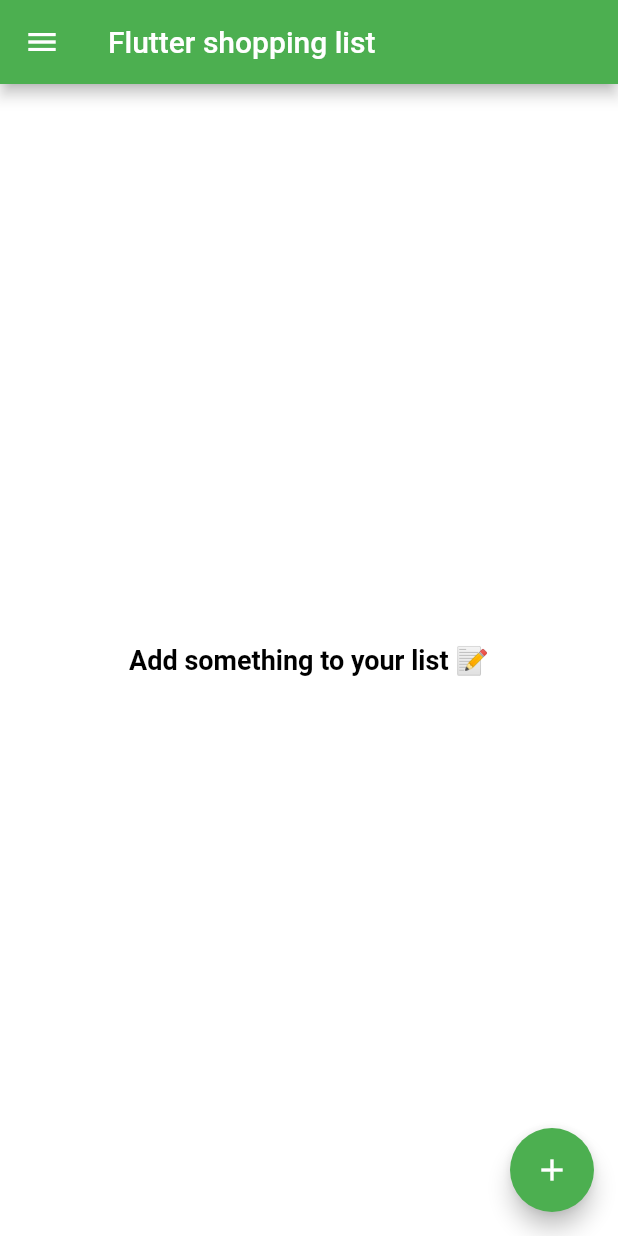
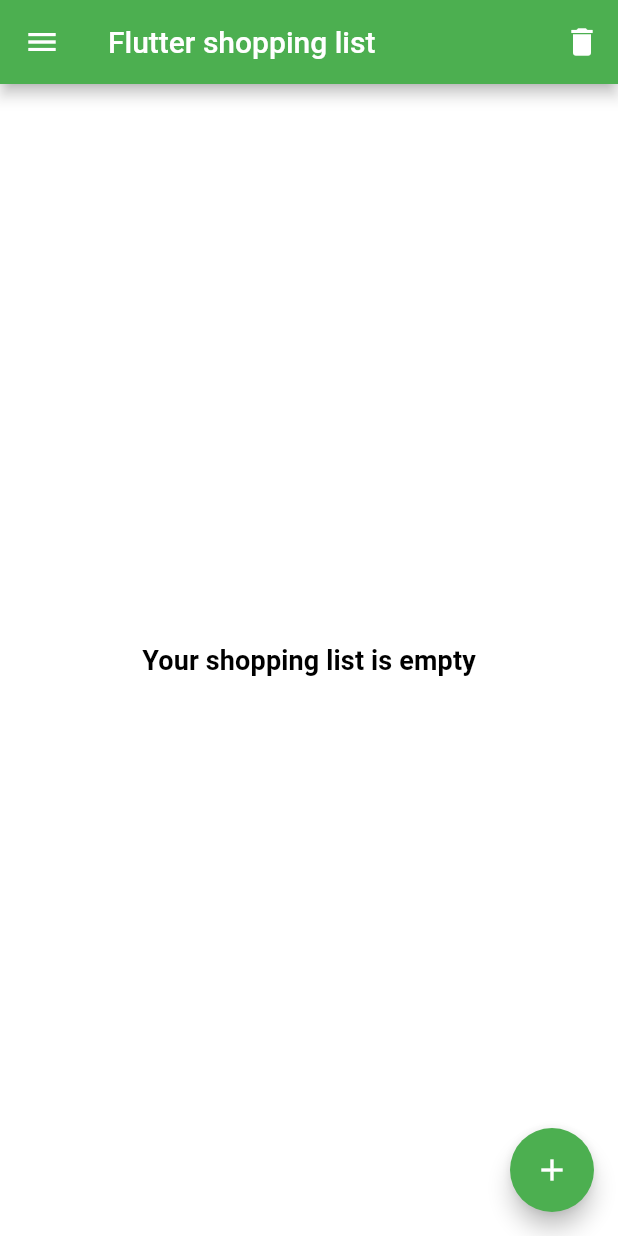
Before and after one commit to t-girniak/Flutter-Shopping-List-BLoC-Freezed-, a Flutter app: the screen it shows after launch, on a phone screen of 412 x 824 dp. Run offline on Flutter 3.47's test engine with Material 2 defaults, Android fonts, the phone set to English and light mode, and no system bars; our stand-ins replace bloc, dynamic_theme, flutter_bloc, flutter_colorpicker, freezed_annotation, get_it and 2 more; accounts and stored records are empty; generated files the repository leaves out were written again.

Commit message:
Basic app functional completed
Added Hive as a main database storage.
Using BLoC as an architecture pattern.
Using Freezed for a data classes.
Added color picker widget.
Added dark mode switch.

```diff
--- a/lib/main.dart
+++ b/lib/main.dart
@@ -1,16 +1,41 @@
+import 'dart:io';
+
 import 'package:dynamic_theme/dynamic_theme.dart';
 import 'package:flutter/material.dart';
 import 'package:flutter_bloc/flutter_bloc.dart';
+import 'package:flutter_shopping_list/di/get_it_dependencies.dart';
+import 'package:flutter_shopping_list/models/hive/hive_core.dart';
 import 'package:flutter_shopping_list/screens/shopping_list/cubit/shopping_list_cubit/shopping_list_cubit.dart';
+import 'package:flutter_shopping_list/screens/shopping_list/local_widgets/edit_item_sheet/cubit/edit_item_cubit.dart';
 import 'package:flutter_shopping_list/screens/shopping_list_screen.dart';
 import 'package:flutter_shopping_list/themes/constants/themes.dart';
 import 'package:flutter_shopping_list/widgets/drawers/app_drawer/cubit/app_drawer_cubit.dart';
+import 'package:get_it/get_it.dart';
+import 'package:hive/hive.dart';
+import 'package:path_provider/path_provider.dart';
 
-void main() {
-  runApp(MyApp());
+import 'models/hive/shopping_item/shopping_item_hive.dart';
+
+Future<void> main() async {
+  return runApp(App());
 }
 
-class MyApp extends StatelessWidget {
+class App extends StatefulWidget {
+  App({Key key}) : super(key: key);
+
+  @override
+  _AppState createState() {
+    return _AppState();
+  }
+}
+
+class _AppState extends State<App> {
+  @override
+  initState() {
+    registerDependencies();
+    super.initState();
+  }
+
   @override
   Widget build(BuildContext context) {
     return DynamicTheme(
@@ -28,8 +53,20 @@ class MyApp extends StatelessWidget {
               BlocProvider(
                 create: (BuildContext context) => AppDrawerCubit(),
               ),
+              BlocProvider<EditItemCubit>(
+                create: (BuildContext context) => EditItemCubit(),
+              ),
             ],
-            child: ShoppingListScreen(),
+            child: FutureBuilder(
+              future: GetIt.instance.allReady(),
+              builder: (BuildContext context, AsyncSnapshot snapshot) {
+                if (snapshot.hasData) {
+                  return ShoppingListScreen();
+                } else {
+                  return Container();
+                }
+              },
+            ),
           ),
         );
       },
--- a/lib/models/shopping_item/shopping_item.dart
+++ b/lib/models/shopping_item/shopping_item.dart
@@ -1,5 +1,6 @@
 import 'dart:ui';
 
+import 'package:flutter/material.dart';
 import 'package:freezed_annotation/freezed_annotation.dart';
 part 'shopping_item.freezed.dart';
 
@@ -8,6 +9,7 @@ abstract class ShoppingItem with _$ShoppingItem {
   const factory ShoppingItem({
     @required String title,
     int quantity,
-    Color color,
+    @Default(Color.fromARGB(255, 0, 170, 255)) Color color,
+    @Default(false) bool checked,
   }) = _ShoppingItem;
 }
--- a/lib/screens/shopping_list/cubit/shopping_list_cubit/shopping_list_state.dart
+++ b/lib/screens/shopping_list/cubit/shopping_list_cubit/shopping_list_state.dart
@@ -7,9 +7,11 @@ abstract class ShoppingListState with _$ShoppingListState {
   const factory ShoppingListState.loaded({
     @Default(<ShoppingItem>[]) List<ShoppingItem> items,
   }) = _ShoppingListLoaded;
+
   const factory ShoppingListState.loading({
     @Default(<ShoppingItem>[]) List<ShoppingItem> items,
   }) = _ShoppingListLoading;
+
   const factory ShoppingListState.error({
     @Default(<ShoppingItem>[]) List<ShoppingItem> items,
   }) = _ShoppingListError;
--- a/lib/screens/shopping_list/local_widgets/edit_item_sheet/cubit/edit_item_state.dart
+++ b/lib/screens/shopping_list/local_widgets/edit_item_sheet/cubit/edit_item_state.dart
@@ -5,11 +5,18 @@ part 'edit_item_state.freezed.dart';
 
 @freezed
 abstract class EditItemState with _$EditItemState {
+  const factory EditItemState.saved({
+    ShoppingItem shoppingItem,
+  }) = _ItemSaved;
+
   const factory EditItemState.updated({
     ShoppingItem shoppingItem,
   }) = _ItemUpdated;
 
   const factory EditItemState.initial({
-    @Default(ShoppingItem(title: '')) ShoppingItem shoppingItem,
+    @Default(ShoppingItem(
+      title: '',
+    ))
+        ShoppingItem shoppingItem,
   }) = _ItemInitial;
 }
--- a/lib/screens/shopping_list_screen.dart
+++ b/lib/screens/shopping_list_screen.dart
@@ -30,7 +30,17 @@ class _ShoppingListScreenState extends State<ShoppingListScreen> {
   Widget build(BuildContext context) {
     return Scaffold(
       appBar: AppBar(
-        title: Text('Flutter shopping list'),
+        actions: [
+          IconButton(
+            icon: Icon(
+              Icons.delete,
+            ),
+            onPressed: () {
+              BlocProvider.of<ShoppingListCubit>(context).deleteAllItems();
+            },
+          )
+        ],
+        title: Text("Flutter shopping list"),
       ),
       drawer: AppDrawer(),
       body: BlocConsumer<ShoppingListCubit, ShoppingListState>(
@@ -38,11 +48,8 @@ class _ShoppingListScreenState extends State<ShoppingListScreen> {
           loaded: (value) => value.isEmpty
               ? Center(
                   child: Text(
-                    'Add something to your list 📝',
-                    style: TextStyle(
-                      fontSize: 18,
-                      fontWeight: FontWeight.bold,
-                    ),
+                    'Your shopping list is empty',
+                    style: Theme.of(context).textTheme.subtitle2,
                   ),
                 )
               : ShoppingList(),
@@ -51,7 +58,7 @@ class _ShoppingListScreenState extends State<ShoppingListScreen> {
           ),
           error: (value) => Center(
             child: Text(
-              'An unexpected error had been occurred :*',
+              'An unexpected error occurred :*',
               style: TextStyle(
                 color: Colors.red,
               ),
--- a/lib/utils/validators/basic_validator.dart
+++ b/lib/utils/validators/basic_validator.dart
@@ -1,6 +1,10 @@
+import 'package:string_validator/string_validator.dart';
+
 String basicValidator(String text) {
   if (text == null || text.isEmpty) {
     return 'The text is empty';
+  } else if (!isAscii(text)) {
+    return 'You are using unsupported symbols';
   } else {
     return null;
   }
--- a/lib/widgets/drawers/app_drawer/app_drawer.dart
+++ b/lib/widgets/drawers/app_drawer/app_drawer.dart
@@ -16,7 +16,7 @@ class AppDrawer extends StatelessWidget {
               Container(
                 color: Theme.of(context).accentColor,
                 child: Padding(
-                  padding: EdgeInsets.all(16),
+                  padding: EdgeInsets.all(52),
                   child: Center(
                     child: Text(
                       'Shopping list',
--- a/pubspec.yaml
+++ b/pubspec.yaml
@@ -27,6 +27,9 @@ dependencies:
   hive: ^1.4.1+1
   hive_flutter: ^0.3.0+2
   path_provider: ^1.6.5
+  get_it: ^5.0.4
+  flutter_colorpicker: ^0.3.5
+  string_validator: ^0.1.4
 
   # The following adds the Cupertino Icons font to your application.
   # Use with the CupertinoIcons class for iOS style icons.
@@ -36,7 +39,7 @@ dev_dependencies:
   flutter_test:
     sdk: flutter
 
-  hive_generator: ^0.7.0+2
+  hive_generator: ^0.8.1
   build_runner: ^1.8.0
 
 # For information on the generic Dart part of this file, see the
```
Also changed, not shown: lib/screens/shopping_list/cubit/shopping_list_cubit/shopping_list_cubit.dart (+42 -3 lines), lib/screens/shopping_list/local_widgets/edit_item_sheet/cubit/edit_item_cubit.dart (+22 -1 lines), lib/screens/shopping_list/local_widgets/edit_item_sheet/edit_item_bottom_sheet.dart (+62 -20 lines), lib/screens/shopping_list/local_widgets/edit_item_sheet/local_widgets/color_picker.dart (added, +31 -0 lines), lib/screens/shopping_list/local_widgets/shopping_item_widget.dart (+27 -7 lines), lib/models/hive/shopping_item/shopping_item_hive.g.dart (added), lib/models/shopping_item/shopping_item.freezed.dart, lib/screens/shopping_list/local_widgets/edit_item_sheet/cubit/edit_item_state.freezed.dart, 1 other file.
